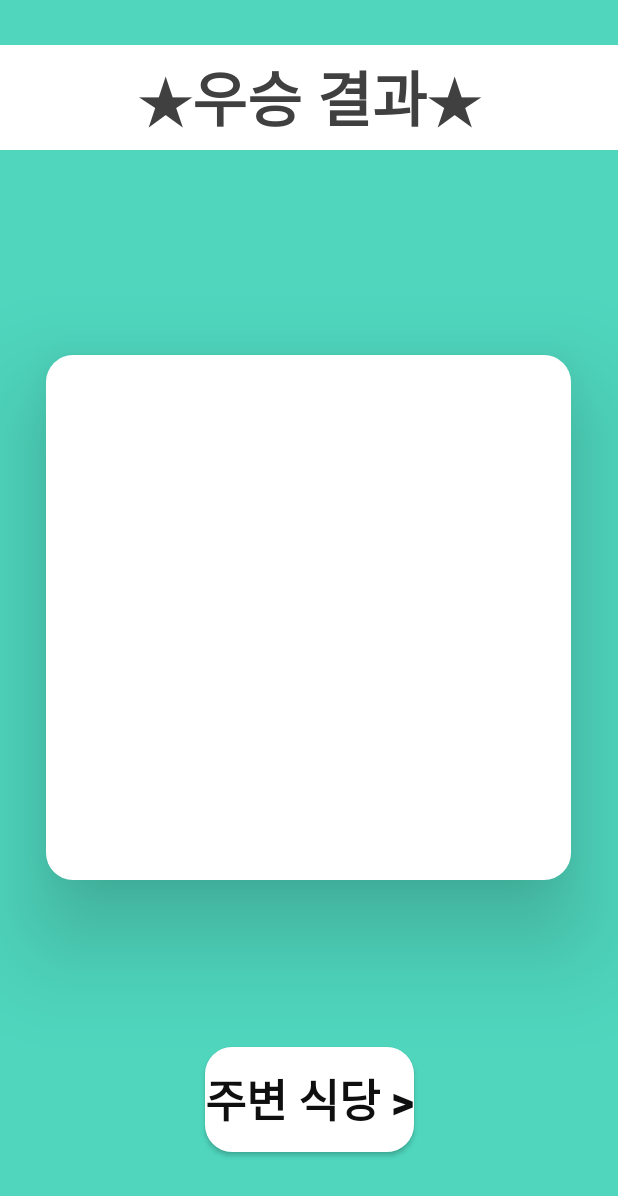
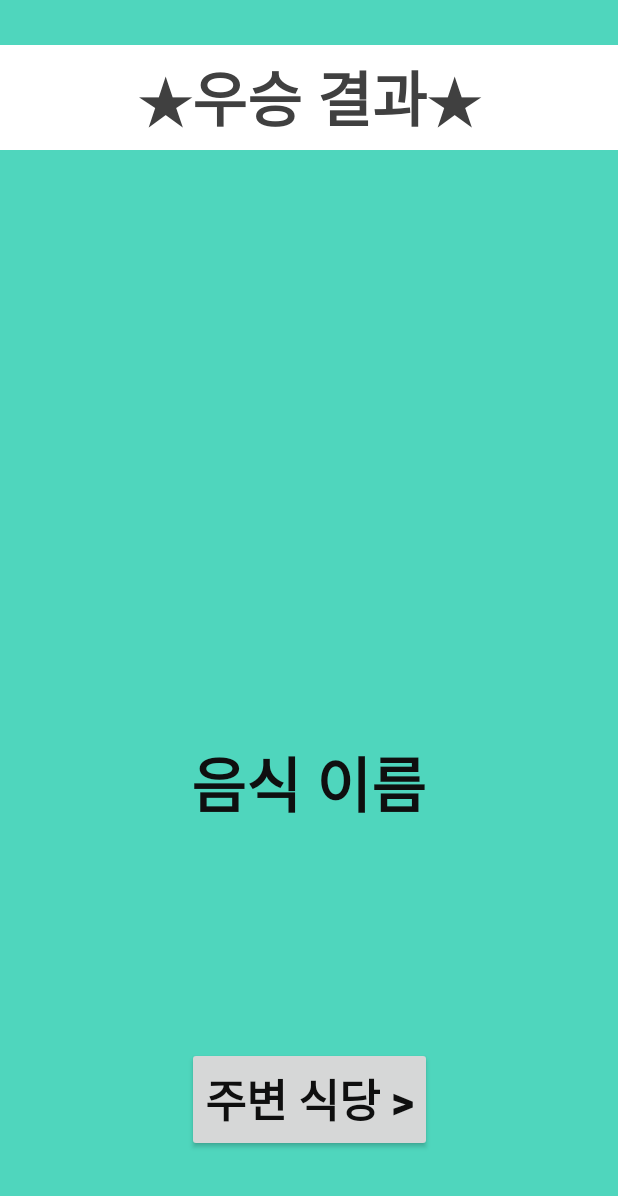
Before and after one commit to notecase17/kr.ac.kumoh.lunchpick, an Android app: the WinnerActivity screen opened directly, with no data from a screen before it, on a phone screen of 412 x 824 dp. Shown: the top 1196 px of the screen. Run offline under Robolectric (Android 15) with nearby library versions, the phone set to English and light mode, and no system bars; pictures from the network do not load; 3 statements that could not run were skipped.

Commit message:
에러코드 수정

```diff
--- a/app/src/main/res/drawable-v24/whiteBox_round.xml
+++ /dev/null
@@ -1,10 +0,0 @@
-<?xml version="1.0" encoding="utf-8"?>
-<shape xmlns:android="http://schemas.android.com/apk/res/android">
-    <solid
-        android:color="#FFFFFF" />
-    <corners
-        android:topLeftRadius="18dp"
-        android:topRightRadius="18dp"
-        android:bottomLeftRadius="18dp"
-        android:bottomRightRadius="18dp" />
-</shape>
--- a/app/src/main/res/layout/activity_winner.xml
+++ b/app/src/main/res/layout/activity_winner.xml
@@ -28,7 +28,7 @@
             android:layout_height="350dp"
             android:layout_gravity="center"
             android:elevation="40dp"
-            android:background="@drawable/whiteBox_round"/>
+            />
         <ImageView
             android:id="@+id/iv_foodImg"
             android:layout_width="268dp"
@@ -51,7 +51,7 @@
         android:id="@+id/FindRestaurant"
         android:layout_width="wrap_content"
         android:layout_height="70dp"
-        android:background="@drawable/whiteBox_round"
+
         android:elevation="30dp"
         android:textColor="#0F0F0F"
         android:textSize="30sp"
```
